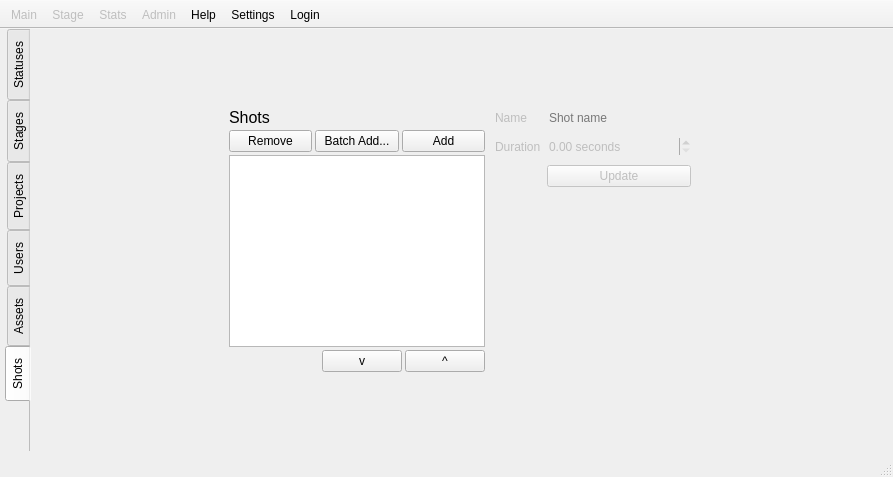
Old version of the form Ramses/mainwindow.ui in the repository RxLaboratory/Ramses.
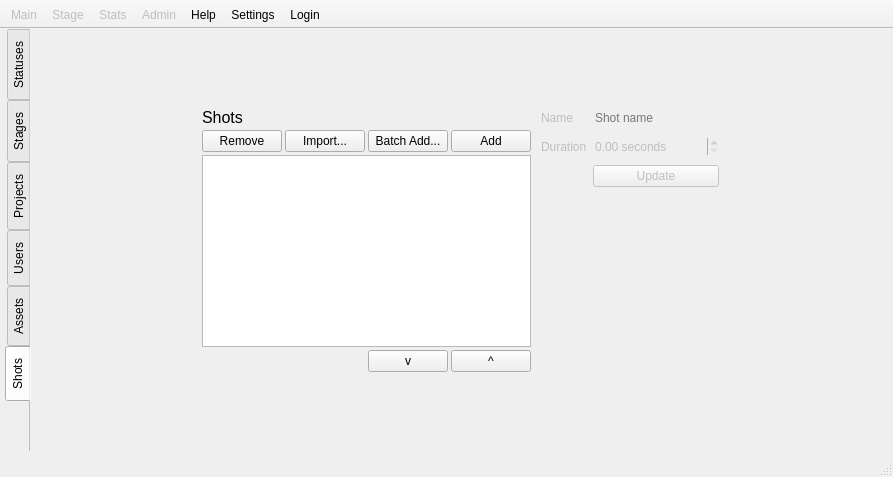
New version of the form. Icons and pictures are not drawn.

Commit message: import XML / loading data improvements

The edit to the form file:
```diff
--- a/Ramses/mainwindow.ui
+++ b/Ramses/mainwindow.ui
@@ -1402,6 +1402,13 @@
                     </property>
                    </widget>
                   </item>
+                  <item>
+                   <widget class="QPushButton" name="importShotsButton">
+                    <property name="text">
+                     <string>Import...</string>
+                    </property>
+                   </widget>
+                  </item>
                   <item>
                    <widget class="QPushButton" name="batchAddShotButton">
                     <property name="text">
```
The commit also changes 2 other files.
